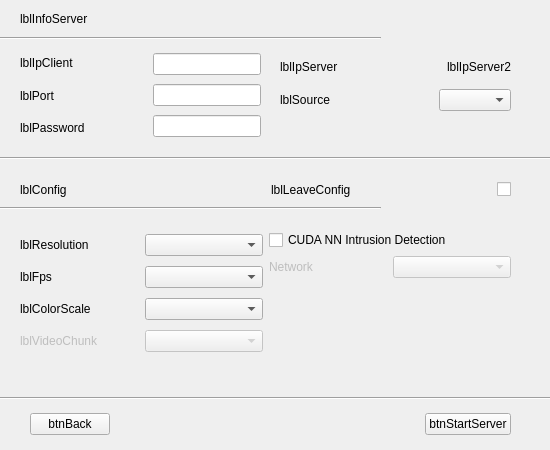
Old version of the form ui/frmserver.ui in the repository Werther158/multimedia_sharing_tool.
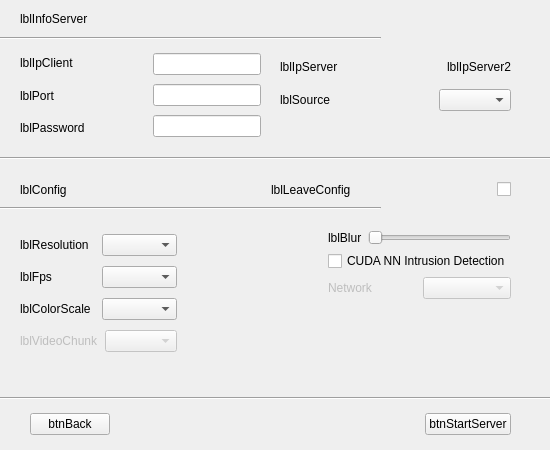
New version of the form.

Commit message: Implemented blur filter and frames resize with CUDA

What changed in the file:
```diff
--- a/ui/frmserver.ui
+++ b/ui/frmserver.ui
@@ -214,8 +214,42 @@
       </item>
      </layout>
     </item>
+    <item>
+     <spacer name="horizontalSpacer_6">
+      <property name="orientation">
+       <enum>Qt::Horizontal</enum>
+      </property>
+      <property name="sizeHint" stdset="0">
+       <size>
+        <width>40</width>
+        <height>20</height>
+       </size>
+      </property>
+     </spacer>
+    </item>
     <item>
      <layout class="QVBoxLayout" name="verticalLayout_3">
+      <item>
+       <layout class="QHBoxLayout" name="horizontalLayout_5">
+        <item>
+         <widget class="QLabel" name="lblBlur">
+          <property name="text">
+           <string>lblBlur</string>
+          </property>
+         </widget>
+        </item>
+        <item>
+         <widget class="QSlider" name="sldBlur">
+          <property name="maximum">
+           <number>100</number>
+          </property>
+          <property name="orientation">
+           <enum>Qt::Horizontal</enum>
+          </property>
+         </widget>
+        </item>
+       </layout>
+      </item>
       <item>
        <layout class="QHBoxLayout" name="horizontalLayout_10">
         <item>
```
The commit also changes 23 other files.
